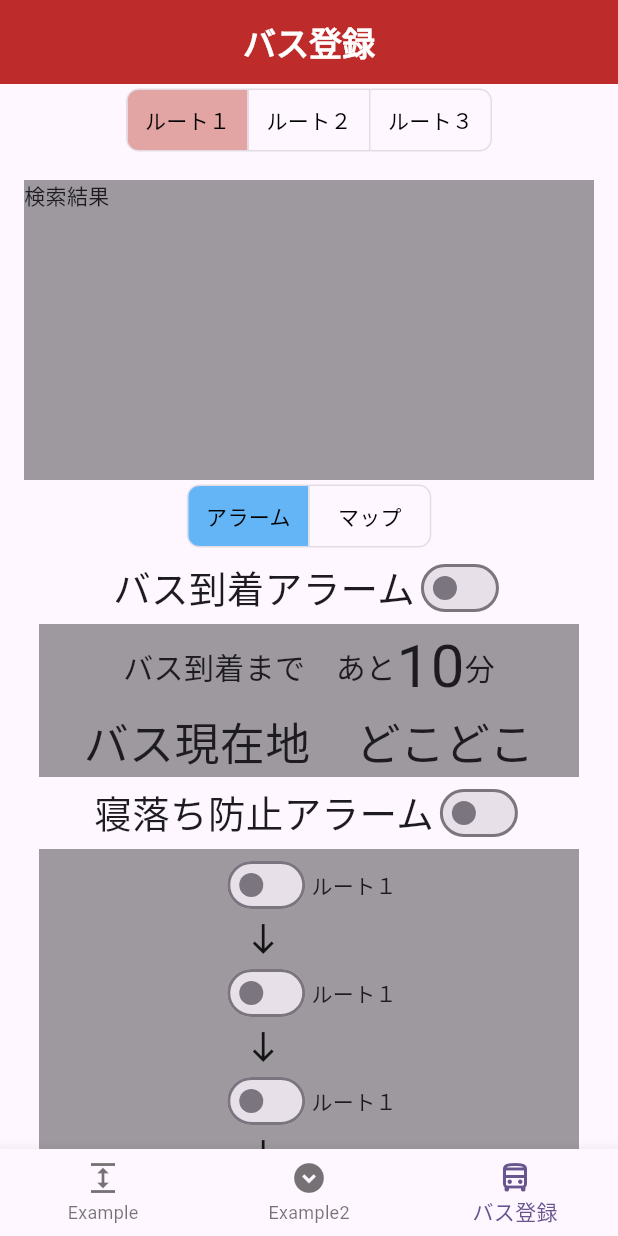
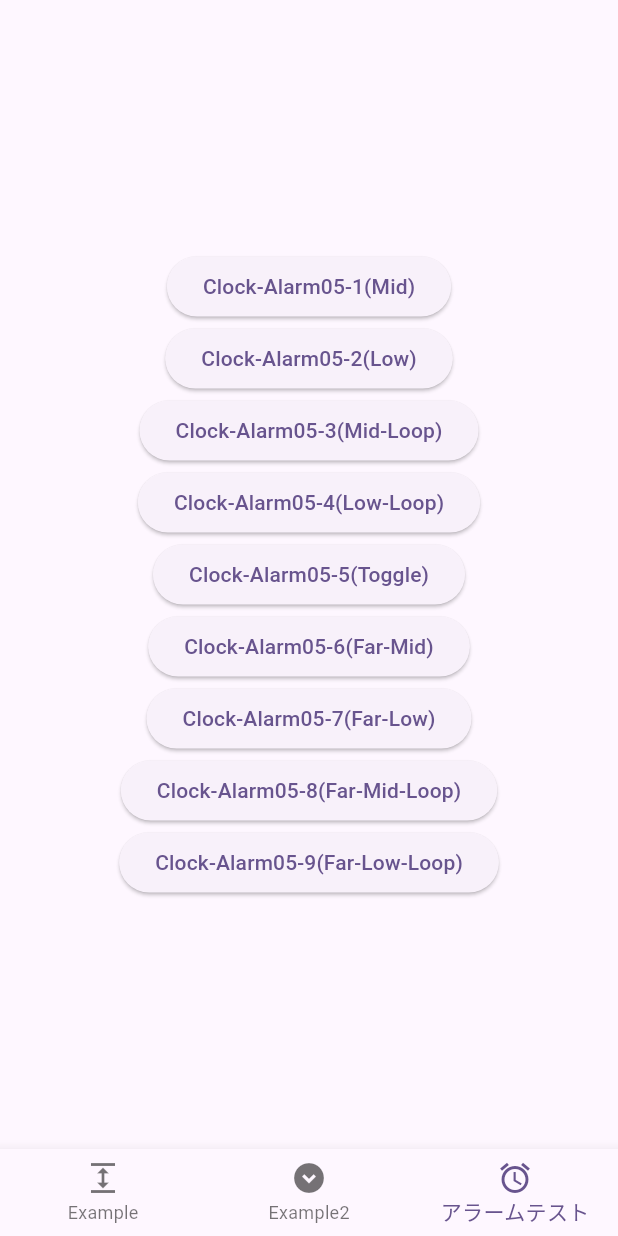
Before and after one commit to Yoshidagumi-group5/bus_app, a Flutter app: the screen it shows after launch, item 3 of the bottom bar chosen, on a phone screen of 412 x 824 dp. Run offline on Flutter 3.47's test engine with Material 3 defaults, Android fonts, the phone set to English and light mode, and no system bars; our stand-ins replace flutter_riverpod; missing offline and left inert: alarm.

Commit message:
アラームならせるようになった（止めれない）

```diff
--- a/lib/alarm.dart
+++ b/lib/alarm.dart
@@ -0,0 +1,67 @@
+import 'package:alarm/alarm.dart';
+import 'package:flutter/material.dart';
+import 'package:flutter_riverpod/flutter_riverpod.dart';
+
+List<String> alarms = [
+  'Clock-Alarm05-1(Mid)',
+  'Clock-Alarm05-2(Low)',
+  'Clock-Alarm05-3(Mid-Loop)',
+  'Clock-Alarm05-4(Low-Loop)',
+  'Clock-Alarm05-5(Toggle)',
+  'Clock-Alarm05-6(Far-Mid)',
+  'Clock-Alarm05-7(Far-Low)',
+  'Clock-Alarm05-8(Far-Mid-Loop)',
+  'Clock-Alarm05-9(Far-Low-Loop)',
+];
+
+class AlarmTest extends ConsumerWidget {
+  const AlarmTest({super.key});
+
+  @override
+  Widget build(BuildContext context, WidgetRef ref) {
+    return Scaffold(
+      body: Center(
+        child: Column(
+          mainAxisAlignment: MainAxisAlignment.center,
+          children: alarms.map((alarmName) => Alarms(alarmPath: alarmName,)).toList(),
+        ),
+      ),
+    );
+  }
+}
+
+class Alarms extends ConsumerWidget {
+  const Alarms({super.key, required this.alarmPath});
+
+  final String alarmPath;
+
+  Future<void> alarmSet() async {
+    await Alarm.init();
+
+    // アラームの設定を作成
+    final alarmSettings = AlarmSettings(
+      id: 42,
+      dateTime: DateTime.now().add(const Duration(seconds: 3)),
+      assetAudioPath: 'assets/alarms/$alarmPath.mp3',
+      loopAudio: false,
+      vibrate: true,
+      fadeDuration: 3.0,
+      notificationTitle: 'This is the title',
+      notificationBody: 'This is the body',
+      enableNotificationOnKill: true,
+    );
+
+    // アラームを登録
+    await Alarm.set(alarmSettings: alarmSettings);
+  }
+
+  @override
+  Widget build(BuildContext context, WidgetRef ref) {
+    return ElevatedButton(
+      child: Text('$alarmPath'),
+      onPressed: () {
+        alarmSet();
+      },
+    );
+  }
+}
--- a/lib/main.dart
+++ b/lib/main.dart
@@ -1,4 +1,4 @@
-import 'package:bus_app/pages/bus_registration.dart';
+import 'package:bus_app/alarm.dart';
 import 'package:bus_app/pages/example.dart';
 import 'package:bus_app/pages/example2.dart';
 import 'package:flutter/material.dart';
@@ -28,7 +28,7 @@ class MyApp extends StatelessWidget {
 enum PageType {
   example1,
   example2,
-  busRegistration,
+  alarmTest,
 }
 
 class BottomNavigationNotifier extends Notifier<PageType> {
@@ -61,15 +61,12 @@ class MainPage extends ConsumerWidget {
       case PageType.example2:
         bodyWidget = const ExamplePage2();
         break;
-      case PageType.busRegistration:
-        bodyWidget = BusRegistration();
+      case PageType.alarmTest:
+        bodyWidget = AlarmTest();
         break;
     }
 
     return Scaffold(
-      // appBar: AppBar(
-      //   title: const Center(child: Text("Green House Application")),
-      // ),
       body: bodyWidget,
       bottomNavigationBar: BottomNavigationBar(
         type: BottomNavigationBarType.fixed,
@@ -84,8 +81,8 @@ class MainPage extends ConsumerWidget {
             label: 'Example2',
           ),
           BottomNavigationBarItem(
-            icon: Icon(Icons.directions_bus_outlined),
-            label: 'バス登録',
+            icon: Icon(Icons.alarm_outlined),
+            label: 'アラームテスト',
           ),
         ],
         onTap: (index) {
--- a/lib/pages/bus_registration.dart
+++ /dev/null
@@ -1,346 +0,0 @@
-import 'package:flutter/material.dart';
-import 'package:flutter_riverpod/flutter_riverpod.dart';
-import 'package:hooks_riverpod/hooks_riverpod.dart';
-
-// SearchResult(仮)
-class SearchResult extends StatelessWidget {
-  const SearchResult({super.key, required this.text});
-
-  final Widget text;
-
-  @override
-  Widget build(BuildContext context) {
-    return text;
-  }
-}
-
-const List<Widget> routes = <Widget>[
-  Text('ルート１'),
-  Text('ルート２'),
-  Text('ルート３')
-];
-
-// 表示するルートを切り替えるためのToggleの状態を管理
-final routeToggleProvider = StateProvider<List<bool>>(
-  (ref) => <bool>[true, false, false],
-);
-// 表示するルートのウェイジェットの状態を管理
-final routeWidgetProvider = StateProvider<Widget>(
-  (ref) => Route(route: routes[0]),
-);
-
-
-const List<Widget> options = <Widget>[
-  Text('アラーム'),
-  Text('マップ')
-];
-// Toggleのアラームとマップのどっちを選択しているかの状態を管理
-final optionProvider = StateProvider<List<bool>>(
-  (ref) => <bool>[true, false],
-);
-// 各ルートでアラームとマップのどっちを表示させるかの状態を管理
-final optionWidgetProvider = StateProvider<Widget>(
-  (ref) => Alarm(text: routes[0]),
-);
-
-// バス登録ページのWidget
-class BusRegistration extends ConsumerWidget {
-  const BusRegistration({super.key});
-
-  @override
-  Widget build(BuildContext context, WidgetRef ref) {
-    final routeWidgets = routes.map((route) => Route(route: route)).toList();
-
-    final route = ref.watch(routeToggleProvider);
-    final routeWidget = ref.watch(routeWidgetProvider);
-
-    return Scaffold(
-      appBar: AppBar(
-        title: const Center(
-          child: Text(
-            'バス登録',
-            style: TextStyle(
-              fontWeight: FontWeight.bold,
-              color: Colors.white,
-            ),
-          ),
-        ),
-        backgroundColor: const Color(0xFFBD2B2B),
-      ),
-      body: SingleChildScrollView(
-        child: Column(
-          children: [
-            ToggleButtons(
-              direction: Axis.horizontal,
-              onPressed: (int index) {
-                ref.read(routeToggleProvider.notifier).state =
-                    List.generate(route.length, (i) => i == index);
-                ref.read(routeWidgetProvider.notifier).state = routeWidgets[index];
-
-                // ルートを切り替える時、optionWidgetはアラームを表示させる
-                ref.read(optionProvider.notifier).state = [true, false];
-                ref.read(optionWidgetProvider.notifier).state = Alarm(text: routes[index]);
-              },
-              borderRadius: const BorderRadius.all(Radius.circular(8)),
-              // selectedBorderColor: Colors.blue,
-              selectedColor: Colors.black,
-              fillColor: Color(0xFFE2A5A4),
-              color: Colors.black,
-              constraints: const BoxConstraints(
-                minHeight: 40.0,
-                minWidth: 80.0,
-              ),
-              isSelected: route,
-              children: routes,
-            ),
-            routeWidget,
-          ],
-        ),
-      ),
-    );
-  }
-}
-
-// 各ルートを表示するためのウィジェット
-class Route extends ConsumerWidget {
-  const Route({super.key, required this.route});
-
-  final Widget route;
-
-  @override
-  Widget build(BuildContext context, WidgetRef ref) {
-    final optionWidgets = <Widget>[Alarm(text: route), RouteMap(text: route)];
-
-    final option = ref.watch(optionProvider);
-    final optionWidget = ref.watch(optionWidgetProvider);
-
-    return Container(
-      padding: const EdgeInsets.all(16.0),
-      child: Column(
-        children: [
-          Container(
-            color: Colors.black38,
-            width: double.infinity,
-            height: 200,
-            child: SearchResult(text: Text('検索結果')),  // SearchResult(仮)
-          ),
-          ToggleButtons(
-            direction: Axis.horizontal,
-            onPressed: (int index) {
-              ref.read(optionProvider.notifier).state =
-                  List.generate(option.length, (i) => i == index);
-              ref.read(optionWidgetProvider.notifier).state = optionWidgets[index];
-            },
-            borderRadius: const BorderRadius.all(Radius.circular(8)),
-            selectedColor: Colors.black,
-            fillColor: Colors.blue[300],
-            color: Colors.black,
-            constraints: const BoxConstraints(
-              minHeight: 40.0,
-              minWidth: 80.0,
-            ),
-            isSelected: option,
-            children: options,
-          ),
-          optionWidget,
-        ],
-      ),
-    );
-  }
-}
-
-// バス到着アラーム
-final busArrivalAlarmProvider = StateProvider<bool>(
-  (ref) => false,
-);
-// 寝落ち防止アラーム
-final wakeUpAlarmProvider = StateProvider<bool>(
-  (ref) => false,
-);
-
-// 各ルートのアラームウィジェット
-class Alarm extends ConsumerWidget {
-  // バス停の情報を取得するための引数を追加する
-  const Alarm({super.key, required this.text});
-
-  final Widget text;
-
-  @override
-  Widget build(BuildContext context, WidgetRef ref) {
-    final arrivalAlarm = ref.watch(busArrivalAlarmProvider);
-    final wakeUpAlarm = ref.watch(wakeUpAlarmProvider);
-
-    return Column(
-      children: [
-        Row(
-          mainAxisAlignment: MainAxisAlignment.center,
-          children: [
-            const Text(
-              'バス到着アラーム',
-              style: const TextStyle(fontSize: 25),
-            ),
-            Switch(
-              value: arrivalAlarm,
-              onChanged: (bool value) {
-                ref.read(busArrivalAlarmProvider.notifier).state = value;
-              },
-            ),
-          ],
-        ),
-        Container(
-          color: Colors.black38,
-          width: 360,
-          child: Column(
-            children: [
-              Row(
-                mainAxisAlignment: MainAxisAlignment.center,
-                children: [
-                  Text(
-                    'バス到着まで　あと',
-                    style: TextStyle(fontSize: 20),
-                  ),
-                  Text(
-                    '10',
-                    style: TextStyle(fontSize: 40),
-                  ),
-                  Text(
-                    '分',
-                    style: TextStyle(fontSize: 20),
-                  ),
-                ],
-              ),
-              Text(
-                'バス現在地　どこどこ',
-                style: TextStyle(fontSize: 30),
-              ),
-            ],
-          ),
-        ),
-        Row(
-          mainAxisAlignment: MainAxisAlignment.center,
-          children: [
-            const Text(
-              '寝落ち防止アラーム',
-              style: const TextStyle(fontSize: 25),
-            ),
-            Switch(
-              value: wakeUpAlarm,
-              onChanged: (value) {
-                ref.read(wakeUpAlarmProvider.notifier).state = value;
-              },
-            ),
-          ],
-        ),
-        Container(
-          color: Colors.black38,
-          width: 360,
-          child: Column(
-            children: [
-              Row(
-                mainAxisAlignment: MainAxisAlignment.center,
-                children: [
-                  Column(
-                    crossAxisAlignment: CrossAxisAlignment.start,
-                    children: [
-                      Row(
-                        children: [
-                          Switch(
-                            value: false,
-                            onChanged: (value) {},
-                          ),
-                          text,
-                        ],
-                      ),
-                      Padding(
-                        padding: const EdgeInsets.only(left: 16.0),
-                        child: Icon(Icons.south),
-                      ),
-                      Row(
-                        children: [
-                          Switch(
-                            value: false,
-                            onChanged: (value) {},
-                          ),
-                          text,
-                        ],
-                      ),
-                      Padding(
-                        padding: const EdgeInsets.only(left: 16.0),
-                        child: Icon(Icons.south),
-                      ),
-                      Row(
-                        children: [
-                          Switch(
-                            value: false,
-                            onChanged: (value) {},
-                          ),
-                          text,
-                        ],
-                      ),
-                      Padding(
-                        padding: const EdgeInsets.only(left: 16.0),
-                        child: Icon(Icons.south),
-                      ),
-                      Row(
-                        children: [
-                          Switch(
-                            value: false,
-                            onChanged: (value) {},
-                          ),
-                          text,
-                        ],
-                      ),
-                      Padding(
-                        padding: const EdgeInsets.only(left: 16.0),
-                        child: Icon(Icons.south),
-                      ),
-                      Row(
-                        children: [
-                          Switch(
-                            value: false,
-                            onChanged: (value) {},
-                          ),
-                          text,
-                        ],
-                      ),
-                      Padding(
-                        padding: const EdgeInsets.only(left: 16.0),
-                        child: Icon(Icons.south),
-                      ),
-                      Row(
-                        children: [
-                          Switch(
-                            value: false,
-                            onChanged: (value) {},
-                          ),
-                          text,
-                        ],
-                      ),
-                      Padding(
-                        padding: const EdgeInsets.only(left: 16.0),
-                        child: Icon(Icons.south),
-                      ),
-                    ],
-                  ),
-                ],
-              ),
-            ],
-          ),
-        ),
-      ],
-    );
-  }
-}
-
-// 各ルートのマップウィジェット
-class RouteMap extends ConsumerWidget {
-  // バスのルートを取得する引数を追加する
-  const RouteMap({super.key, required this.text});
-
-  final Widget text;
-
-  @override
-  Widget build(BuildContext context, WidgetRef ref) {
-    return Center(child: text);
-  }
-}
```
Also changed, not shown: pubspec.yaml (+8 -3 lines), pubspec.lock, 12 other files.
